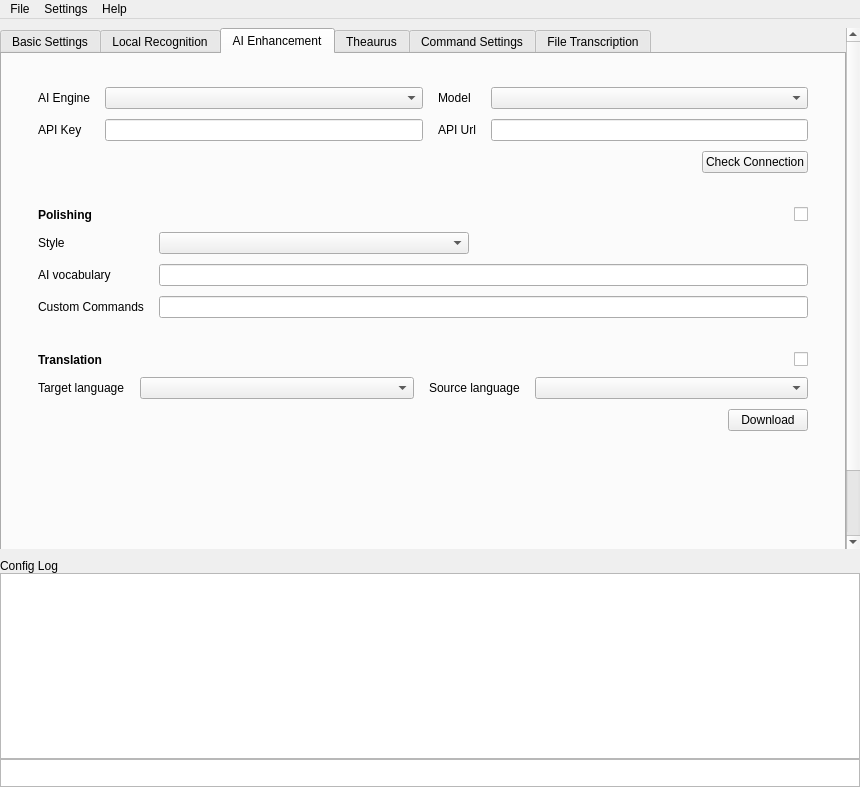
Before: the Qt Designer form src/app/MainWin.ui in Zeuear/IME_Audio, drawn with Qt 5.
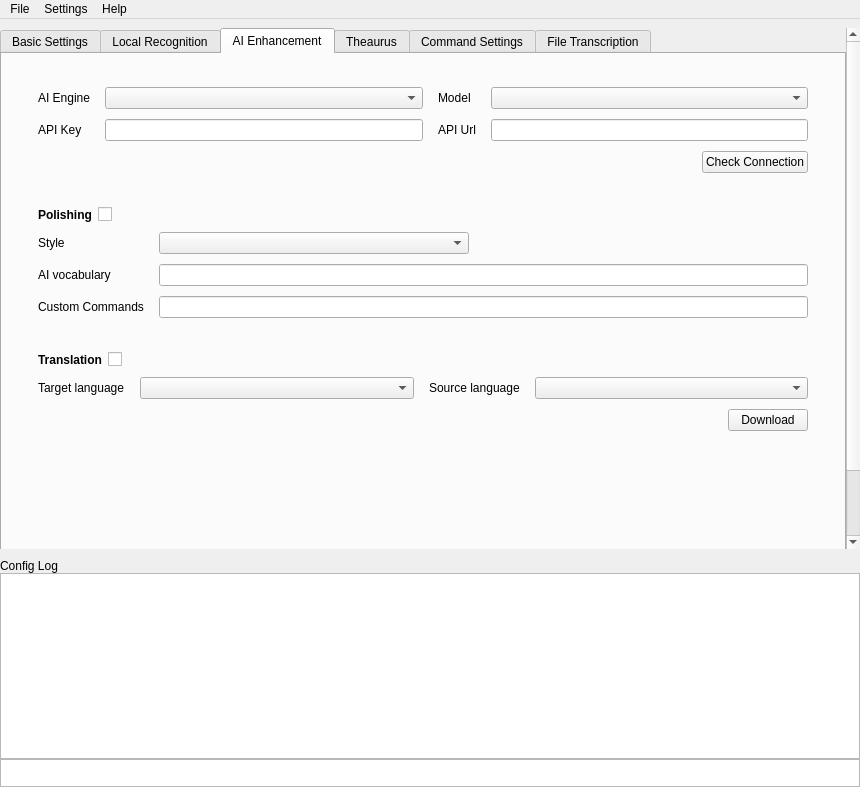
After: the same form once the commit is applied. The open tabs and pages were chosen to show the change. Icons and pictures are not drawn. Custom widgets are drawn as their Qt base class.

The edit to the form file:
```diff
--- a/src/app/MainWin.ui
+++ b/src/app/MainWin.ui
@@ -934,7 +934,9 @@
                <property name="verticalSpacing">
                 <number>10</number>
                </property>
-               <item row="0" column="0" colspan="3">
+               <item row="0" column="0" colspan="4">
+                <layout class="QHBoxLayout" name="polish_title_layout">
+                 <item>
                 <widget class="QLabel" name="label_24">
                  <property name="text">
                   <string>Polishing</string>
@@ -946,13 +948,28 @@
                  </property>
                 </widget>
                </item>
-               <item row="0" column="3" alignment="Qt::AlignmentFlag::AlignRight|Qt::AlignmentFlag::AlignVCenter">
+                 <item>
                 <widget class="AnimatedCheckBox" name="enable_enhancement_checkbox">
                  <property name="text">
                   <string/>
                  </property>
                 </widget>
                </item>
+                 <item>
+                  <spacer name="polish_title_spacer">
+                   <property name="orientation">
+                    <enum>Qt::Orientation::Horizontal</enum>
+                   </property>
+                   <property name="sizeHint" stdset="0">
+                    <size>
+                     <width>0</width>
+                     <height>0</height>
+                    </size>
+                   </property>
+                  </spacer>
+                 </item>
+                </layout>
+               </item>
                <item row="1" column="0">
                 <widget class="QLabel" name="label_18">
                  <property name="text">
@@ -1010,7 +1027,9 @@
                <property name="verticalSpacing">
                 <number>10</number>
                </property>
-               <item row="0" column="0" colspan="3">
+               <item row="0" column="0" colspan="4">
+                <layout class="QHBoxLayout" name="translate_title_layout">
+                 <item>
                 <widget class="QLabel" name="translate_title_label">
                  <property name="text">
                   <string>Translation</string>
@@ -1022,12 +1041,27 @@
                  </property>
                 </widget>
                </item>
-               <item row="0" column="3" alignment="Qt::AlignmentFlag::AlignRight|Qt::AlignmentFlag::AlignVCenter">
+                 <item>
                 <widget class="AnimatedCheckBox" name="translate_enabled_checkbox">
                  <property name="text">
                   <string/>
                  </property>
                 </widget>
+                 </item>
+                 <item>
+                  <spacer name="translate_title_spacer">
+                   <property name="orientation">
+                    <enum>Qt::Orientation::Horizontal</enum>
+                   </property>
+                   <property name="sizeHint" stdset="0">
+                    <size>
+                     <width>0</width>
+                     <height>0</height>
+                    </size>
+                   </property>
+                  </spacer>
+                 </item>
+                </layout>
                </item>
                <item row="1" column="0">
                 <widget class="QLabel" name="label_19">
```
Lines whose indentation alone changed are shown as unchanged.
